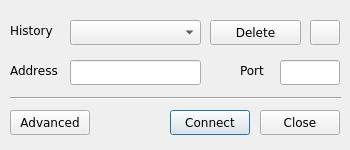
The window that src/ui/quickdialog.ui (adaptee/qterm-hack) describes before a commit, drawn with Qt 5.
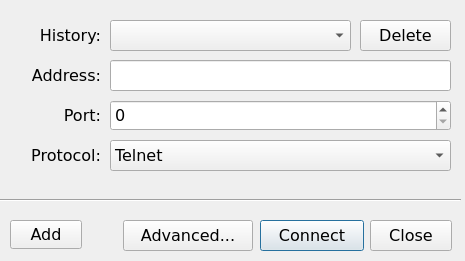
The same window after the commit. Icons and pictures are not drawn.

Commit message: Redo the quick login dialog

The edit to the form file:
```diff
--- a/src/ui/quickdialog.ui
+++ b/src/ui/quickdialog.ui
@@ -3,13 +3,13 @@
  <comment></comment>
  <exportmacro></exportmacro>
  <class>quickDialog</class>
- <widget class="QDialog" name="quickDialog" >
-  <property name="geometry" >
+ <widget class="QDialog" name="quickDialog">
+  <property name="geometry">
    <rect>
     <x>0</x>
     <y>0</y>
-    <width>350</width>
-    <height>150</height>
+    <width>465</width>
+    <height>261</height>
    </rect>
   </property>
   <property name="minimumSize" >
@@ -18,184 +18,269 @@
     <height>150</height>
    </size>
   </property>
-  <property name="maximumSize" >
-   <size>
-    <width>350</width>
-    <height>150</height>
-   </size>
-  </property>
-  <property name="font" >
+  <property name="font">
    <font>
-    <family>Bitstream Vera Sans</family>
-    <pointsize>9</pointsize>
-    <weight>50</weight>
-    <italic>false</italic>
-    <bold>false</bold>
-    <underline>false</underline>
-    <strikeout>false</strikeout>
+    <family>DejaVu Sans</family>
+    <pointsize>12</pointsize>
    </font>
   </property>
   <property name="windowTitle" >
    <string>Quick Login</string>
   </property>
-  <widget class="QLabel" name="TextLabel4" >
-   <property name="geometry" >
+  <widget class="QLabel" name="TextLabel4">
+   <property name="geometry">
     <rect>
      <x>10</x>
      <y>20</y>
-     <width>50</width>
-     <height>20</height>
+     <width>91</width>
+     <height>31</height>
     </rect>
    </property>
-   <property name="frameShape" >
+   <property name="font">
+    <font>
+     <family>DejaVu Sans</family>
+     <pointsize>12</pointsize>
+    </font>
+   </property>
+   <property name="frameShape">
     <enum>QFrame::NoFrame</enum>
    </property>
    <property name="frameShadow" >
     <enum>QFrame::Plain</enum>
    </property>
-   <property name="text" >
-    <string>History</string>
+   <property name="text">
+    <string>History:</string>
+   </property>
+   <property name="alignment">
+    <set>Qt::AlignRight|Qt::AlignTrailing|Qt::AlignVCenter</set>
    </property>
   </widget>
-  <widget class="QLabel" name="TextLabel5" >
-   <property name="geometry" >
+  <widget class="QLabel" name="TextLabel5">
+   <property name="geometry">
     <rect>
      <x>10</x>
      <y>60</y>
-     <width>50</width>
-     <height>20</height>
+     <width>91</width>
+     <height>31</height>
     </rect>
    </property>
-   <property name="text" >
-    <string>Address</string>
+   <property name="font">
+    <font>
+     <family>DejaVu Sans</family>
+     <pointsize>12</pointsize>
+    </font>
+   </property>
+   <property name="text">
+    <string>Address:</string>
+   </property>
+   <property name="alignment">
+    <set>Qt::AlignRight|Qt::AlignTrailing|Qt::AlignVCenter</set>
    </property>
   </widget>
-  <widget class="QComboBox" name="historyComboBox" >
-   <property name="geometry" >
+  <widget class="QComboBox" name="historyComboBox">
+   <property name="geometry">
     <rect>
-     <x>70</x>
+     <x>110</x>
      <y>20</y>
-     <width>131</width>
-     <height>25</height>
+     <width>241</width>
+     <height>31</height>
     </rect>
    </property>
   </widget>
-  <widget class="QLineEdit" name="addrLineEdit" >
-   <property name="geometry" >
+  <widget class="QLineEdit" name="addrLineEdit">
+   <property name="geometry">
     <rect>
-     <x>70</x>
+     <x>110</x>
      <y>60</y>
-     <width>131</width>
-     <height>25</height>
+     <width>341</width>
+     <height>31</height>
     </rect>
    </property>
   </widget>
-  <widget class="Line" name="line" >
-   <property name="geometry" >
+  <widget class="Line" name="line">
+   <property name="geometry">
     <rect>
-     <x>10</x>
-     <y>90</y>
-     <width>331</width>
-     <height>16</height>
+     <x>0</x>
+     <y>190</y>
+     <width>461</width>
+     <height>20</height>
     </rect>
    </property>
    <property name="orientation" >
     <enum>Qt::Horizontal</enum>
    </property>
   </widget>
-  <widget class="QPushButton" name="connectPushButton" >
-   <property name="geometry" >
-    <rect>
-     <x>170</x>
-     <y>110</y>
-     <width>80</width>
-     <height>25</height>
-    </rect>
-   </property>
-   <property name="text" >
-    <string>Connect</string>
-   </property>
-  </widget>
-  <widget class="QPushButton" name="closePushButton" >
-   <property name="geometry" >
+  <widget class="QPushButton" name="connectPushButton">
+   <property name="geometry">
     <rect>
      <x>260</x>
-     <y>110</y>
-     <width>80</width>
-     <height>25</height>
+     <y>220</y>
+     <width>104</width>
+     <height>31</height>
     </rect>
    </property>
-   <property name="text" >
+   <property name="font">
+    <font>
+     <family>DejaVu Sans</family>
+     <pointsize>12</pointsize>
+    </font>
+   </property>
+   <property name="text">
+    <string>Connect</string>
+   </property>
+  </widget>
+  <widget class="QPushButton" name="closePushButton">
+   <property name="geometry">
+    <rect>
+     <x>370</x>
+     <y>220</y>
+     <width>82</width>
+     <height>31</height>
+    </rect>
+   </property>
+   <property name="font">
+    <font>
+     <family>DejaVu Sans</family>
+     <pointsize>12</pointsize>
+    </font>
+   </property>
+   <property name="text">
     <string>Close</string>
    </property>
   </widget>
-  <widget class="QPushButton" name="advPushButton" >
-   <property name="geometry" >
+  <widget class="QPushButton" name="advPushButton">
+   <property name="geometry">
     <rect>
-     <x>10</x>
-     <y>110</y>
-     <width>80</width>
-     <height>25</height>
+     <x>123</x>
+     <y>220</y>
+     <width>130</width>
+     <height>31</height>
     </rect>
    </property>
-   <property name="text" >
-    <string>Advanced</string>
+   <property name="font">
+    <font>
+     <family>DejaVu Sans</family>
+     <pointsize>12</pointsize>
+    </font>
    </property>
-  </widget>
-  <widget class="QLineEdit" name="portLineEdit" >
-   <property name="geometry" >
-    <rect>
-     <x>280</x>
-     <y>60</y>
-     <width>60</width>
-     <height>25</height>
-    </rect>
+   <property name="text">
+    <string>Advanced...</string>
    </property>
   </widget>
-  <widget class="QPushButton" name="deletePushButton" >
-   <property name="geometry" >
+  <widget class="QPushButton" name="deletePushButton">
+   <property name="geometry">
     <rect>
-     <x>210</x>
+     <x>360</x>
      <y>20</y>
      <width>91</width>
-     <height>25</height>
+     <height>31</height>
     </rect>
    </property>
-   <property name="text" >
+   <property name="font">
+    <font>
+     <family>DejaVu Sans</family>
+     <pointsize>12</pointsize>
+    </font>
+   </property>
+   <property name="text">
     <string>Delete</string>
    </property>
   </widget>
-  <widget class="QPushButton" name="addPushButton" >
-   <property name="geometry" >
+  <widget class="QPushButton" name="addPushButton">
+   <property name="geometry">
     <rect>
-     <x>310</x>
-     <y>20</y>
-     <width>30</width>
-     <height>25</height>
+     <x>10</x>
+     <y>220</y>
+     <width>72</width>
+     <height>29</height>
     </rect>
    </property>
-   <property name="text" >
-    <string/>
+   <property name="font">
+    <font>
+     <family>DejaVu Sans</family>
+     <pointsize>12</pointsize>
+    </font>
    </property>
-   <property name="icon" >
-    <iconset/>
+   <property name="text">
+    <string>Add</string>
    </property>
   </widget>
-  <widget class="QLabel" name="TextLabel6" >
-   <property name="geometry" >
+  <widget class="QLabel" name="TextLabel6">
+   <property name="geometry">
     <rect>
-     <x>240</x>
-     <y>60</y>
-     <width>40</width>
-     <height>20</height>
+     <x>10</x>
+     <y>100</y>
+     <width>91</width>
+     <height>31</height>
     </rect>
    </property>
-   <property name="text" >
-    <string>Port</string>
+   <property name="font">
+    <font>
+     <family>DejaVu Sans</family>
+     <pointsize>12</pointsize>
+    </font>
    </property>
+   <property name="text">
+    <string>Port:</string>
+   </property>
+   <property name="alignment">
+    <set>Qt::AlignRight|Qt::AlignTrailing|Qt::AlignVCenter</set>
+   </property>
+  </widget>
+  <widget class="QLabel" name="TextLabel6_2">
+   <property name="geometry">
+    <rect>
+     <x>10</x>
+     <y>140</y>
+     <width>91</width>
+     <height>31</height>
+    </rect>
+   </property>
+   <property name="font">
+    <font>
+     <family>DejaVu Sans</family>
+     <pointsize>12</pointsize>
+    </font>
+   </property>
+   <property name="text">
+    <string>Protocol:</string>
+   </property>
+   <property name="alignment">
+    <set>Qt::AlignRight|Qt::AlignTrailing|Qt::AlignVCenter</set>
+   </property>
+  </widget>
+  <widget class="QSpinBox" name="portSpinBox">
+   <property name="geometry">
+    <rect>
+     <x>110</x>
+     <y>100</y>
+     <width>341</width>
+     <height>31</height>
+    </rect>
+   </property>
+  </widget>
+  <widget class="QComboBox" name="protocolComboBox">
+   <property name="geometry">
+    <rect>
+     <x>110</x>
+     <y>140</y>
+     <width>341</width>
+     <height>31</height>
+    </rect>
+   </property>
+   <item>
+    <property name="text">
+     <string>Telnet</string>
+    </property>
+   </item>
+   <item>
+    <property name="text">
+     <string>SSH</string>
+    </property>
+   </item>
   </widget>
  </widget>
- <layoutdefault spacing="6" margin="11" />
+ <layoutdefault spacing="6" margin="11"/>
  <pixmapfunction>qPixmapFromMimeSource</pixmapfunction>
  <tabstops>
   <tabstop>historyComboBox</tabstop>
```
Left out of the diff: 15 changed lines with no effect on the pictures. The commit also changes 1 other file.
